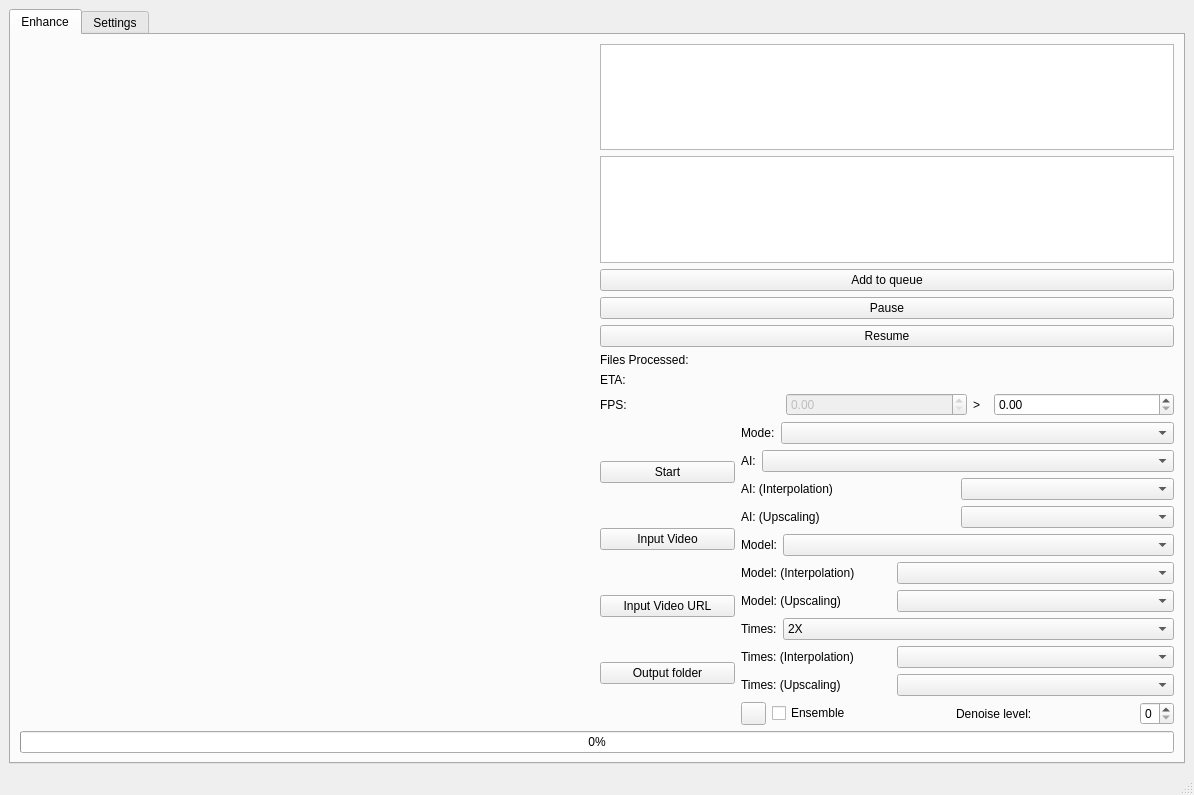
TNTwise/REAL-Video-Enhancer, file mainwindow.ui: the form before one commit.
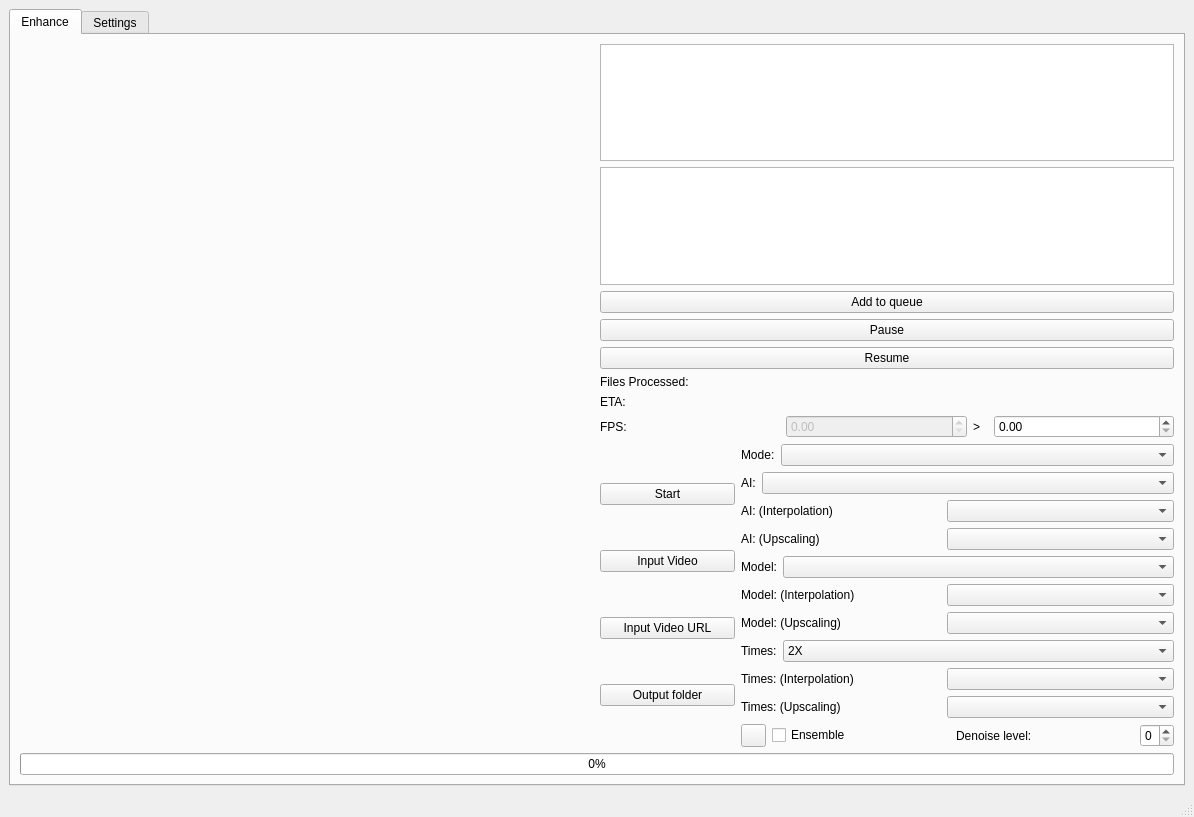
The form after the commit. Icons and pictures are not drawn.

The edit to the form file:
```diff
--- a/mainwindow.ui
+++ b/mainwindow.ui
@@ -7,7 +7,7 @@
     <x>0</x>
     <y>0</y>
     <width>1194</width>
-    <height>795</height>
+    <height>817</height>
    </rect>
   </property>
   <property name="windowTitle">
@@ -374,7 +374,13 @@
                 <item>
                  <layout class="QHBoxLayout" name="horizontalLayout_13">
                   <item>
-                   <widget class="QLabel" name="label_26">
+                   <widget class="QLabel" name="AIInterpolationLabel">
+                    <property name="maximumSize">
+                     <size>
+                      <width>200</width>
+                      <height>16777215</height>
+                     </size>
+                    </property>
                     <property name="text">
                      <string>AI: (Interpolation)</string>
                     </property>
@@ -388,7 +394,13 @@
                 <item>
                  <layout class="QHBoxLayout" name="horizontalLayout_14">
                   <item>
-                   <widget class="QLabel" name="label_27">
+                   <widget class="QLabel" name="AIUpscalingLabel">
+                    <property name="maximumSize">
+                     <size>
+                      <width>200</width>
+                      <height>16777215</height>
+                     </size>
+                    </property>
                     <property name="text">
                      <string>AI: (Upscaling)</string>
                     </property>
@@ -432,7 +444,7 @@
                    <widget class="QLabel" name="label_24">
                     <property name="maximumSize">
                      <size>
-                      <width>150</width>
+                      <width>200</width>
                       <height>16777215</height>
                      </size>
                     </property>
@@ -452,7 +464,7 @@
                    <widget class="QLabel" name="label_25">
                     <property name="maximumSize">
                      <size>
-                      <width>150</width>
+                      <width>200</width>
                       <height>16777215</height>
                      </size>
                     </property>
@@ -514,7 +526,7 @@
                    <widget class="QLabel" name="label_22">
                     <property name="maximumSize">
                      <size>
-                      <width>150</width>
+                      <width>200</width>
                       <height>16777215</height>
                      </size>
                     </property>
@@ -534,7 +546,7 @@
                    <widget class="QLabel" name="label_23">
                     <property name="maximumSize">
                      <size>
-                      <width>150</width>
+                      <width>200</width>
                       <height>16777215</height>
                      </size>
                     </property>
```
Left out of the diff: 20 changed lines with no effect on the pictures.
